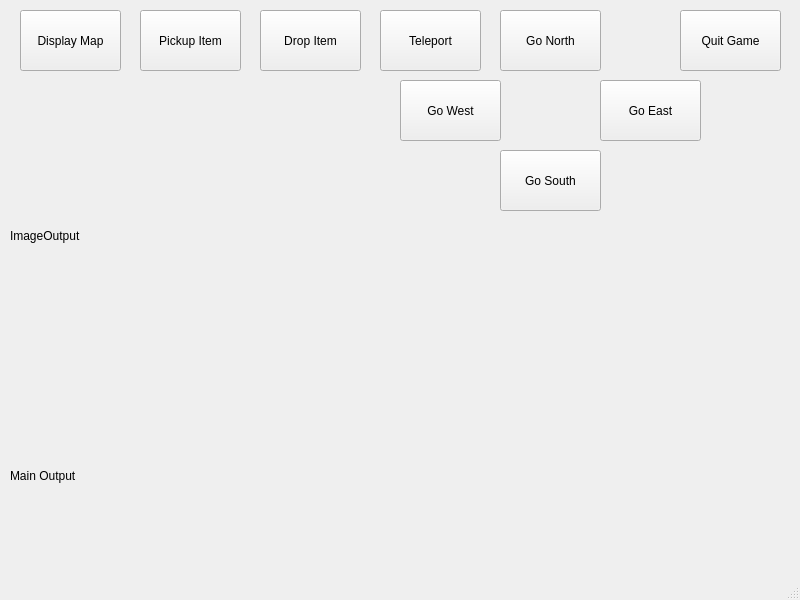
Clevercael1/ZorkProject, file mainwindow.ui: the form before one commit.
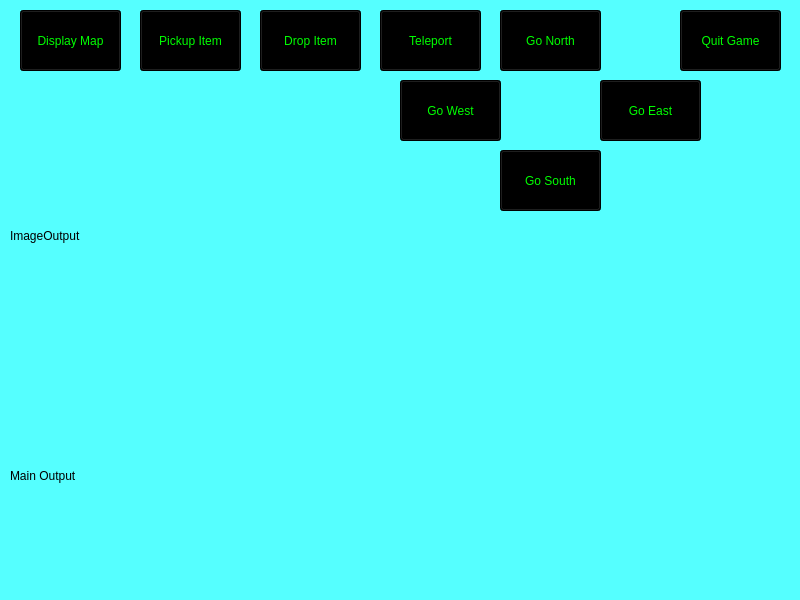
The form after the commit.

```diff
--- a/mainwindow.ui
+++ b/mainwindow.ui
@@ -13,6 +13,9 @@
   <property name="windowTitle">
    <string>MainWindow</string>
   </property>
+  <property name="styleSheet">
+   <string notr="true">background-color: rgb(85, 255, 255);</string>
+  </property>
   <widget class="QWidget" name="centralwidget">
    <widget class="QLabel" name="MainOutput">
     <property name="geometry">
@@ -23,6 +26,9 @@
       <height>151</height>
      </rect>
     </property>
+    <property name="styleSheet">
+     <string notr="true">color: rgb(0, 0, 0);</string>
+    </property>
     <property name="text">
      <string>Main Output</string>
     </property>
@@ -36,6 +42,10 @@
       <height>61</height>
      </rect>
     </property>
+    <property name="styleSheet">
+     <string notr="true">color: rgb(0, 255, 0);
+background-color: rgb(0, 0, 0);</string>
+    </property>
     <property name="text">
      <string>Go South</string>
     </property>
@@ -49,6 +59,10 @@
       <height>61</height>
      </rect>
     </property>
+    <property name="styleSheet">
+     <string notr="true">color: rgb(0, 255, 0);
+background-color: rgb(0, 0, 0);</string>
+    </property>
     <property name="text">
      <string>Go West</string>
     </property>
@@ -62,6 +76,10 @@
       <height>61</height>
      </rect>
     </property>
+    <property name="styleSheet">
+     <string notr="true">color: rgb(0, 255, 0);
+background-color: rgb(0, 0, 0);</string>
+    </property>
     <property name="text">
      <string>Go East</string>
     </property>
@@ -75,6 +93,10 @@
       <height>61</height>
      </rect>
     </property>
+    <property name="styleSheet">
+     <string notr="true">color: rgb(0, 255, 0);
+background-color: rgb(0, 0, 0);</string>
+    </property>
     <property name="text">
      <string>Go North</string>
     </property>
@@ -88,6 +110,10 @@
       <height>61</height>
      </rect>
     </property>
+    <property name="styleSheet">
+     <string notr="true">color: rgb(0, 255, 0);
+background-color: rgb(0, 0, 0);</string>
+    </property>
     <property name="text">
      <string>Display Map</string>
     </property>
@@ -101,6 +127,10 @@
       <height>61</height>
      </rect>
     </property>
+    <property name="styleSheet">
+     <string notr="true">color: rgb(0, 255, 0);
+background-color: rgb(0, 0, 0);</string>
+    </property>
     <property name="text">
      <string>Pickup Item</string>
     </property>
@@ -114,6 +144,10 @@
       <height>61</height>
      </rect>
     </property>
+    <property name="styleSheet">
+     <string notr="true">color: rgb(0, 255, 0);
+background-color: rgb(0, 0, 0);</string>
+    </property>
     <property name="text">
      <string>Drop Item</string>
     </property>
@@ -127,6 +161,11 @@
       <height>61</height>
      </rect>
     </property>
+    <property name="styleSheet">
+     <string notr="true">color: rgb(0, 255, 0);
+background-color: rgb(0, 0, 0);
+</string>
+    </property>
     <property name="text">
      <string>Teleport</string>
     </property>
@@ -140,6 +179,10 @@
       <height>61</height>
      </rect>
     </property>
+    <property name="styleSheet">
+     <string notr="true">color: rgb(0, 255, 0);
+background-color: rgb(0, 0, 0);</string>
+    </property>
     <property name="text">
      <string>Quit Game</string>
     </property>
@@ -153,6 +196,12 @@
       <height>311</height>
      </rect>
     </property>
+    <property name="autoFillBackground">
+     <bool>false</bool>
+    </property>
+    <property name="styleSheet">
+     <string notr="true">color: rgb(0, 0, 0);</string>
+    </property>
     <property name="text">
      <string>ImageOutput</string>
     </property>
```
Left out of the diff: 11 changed lines with no effect on the pictures.
